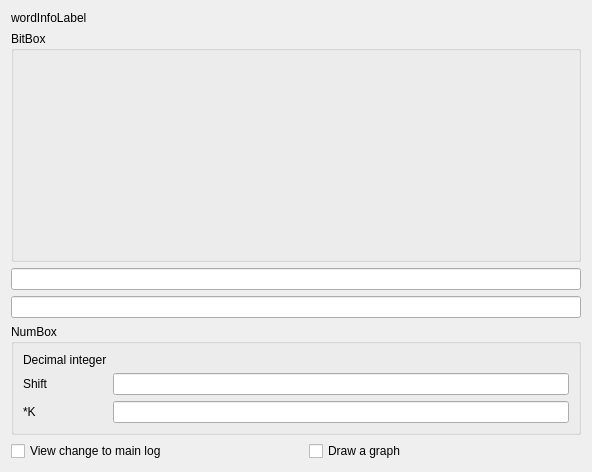
This is masksettingsdialog.ui in nghtsnw/etrodiag as Qt 5 draws it before an edit. The edited form follows.
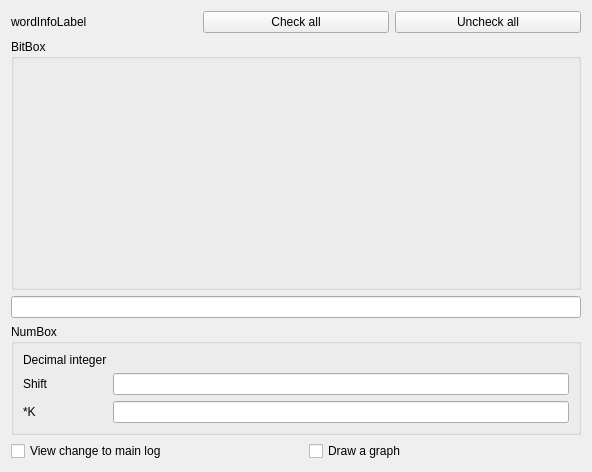
This is the edited form.

Diff of the .ui file:
```diff
--- a/masksettingsdialog.ui
+++ b/masksettingsdialog.ui
@@ -19,45 +19,32 @@
   <property name="windowTitle">
    <string>Dialog</string>
   </property>
-  <layout class="QVBoxLayout" name="verticalLayout">
-   <item>
-    <widget class="QLabel" name="wordInfo">
-     <property name="sizePolicy">
-      <sizepolicy hsizetype="Preferred" vsizetype="Fixed">
-       <horstretch>0</horstretch>
-       <verstretch>0</verstretch>
-      </sizepolicy>
+  <layout class="QGridLayout" name="gridLayout">
+   <item row="5" column="0" colspan="3">
+    <layout class="QHBoxLayout" name="typeChangeLayout">
+     <property name="spacing">
+      <number>26</number>
      </property>
-     <property name="text">
-      <string>wordInfoLabel</string>
+     <property name="sizeConstraint">
+      <enum>QLayout::SetMaximumSize</enum>
      </property>
-    </widget>
+     <item>
+      <widget class="QCheckBox" name="logCheckBox">
+       <property name="text">
+        <string>View change to main log</string>
+       </property>
+      </widget>
+     </item>
+     <item>
+      <widget class="QCheckBox" name="drawGraphCheckBox">
+       <property name="text">
+        <string>Draw a graph</string>
+       </property>
+      </widget>
+     </item>
+    </layout>
    </item>
-   <item>
-    <widget class="QGroupBox" name="dynamicMaskForm">
-     <property name="sizePolicy">
-      <sizepolicy hsizetype="Preferred" vsizetype="Preferred">
-       <horstretch>0</horstretch>
-       <verstretch>0</verstretch>
-      </sizepolicy>
-     </property>
-     <property name="title">
-      <string>BitBox</string>
-     </property>
-     <layout class="QGridLayout" name="dynamicMaskFormLay">
-      <property name="sizeConstraint">
-       <enum>QLayout::SetDefaultConstraint</enum>
-      </property>
-     </layout>
-    </widget>
-   </item>
-   <item>
-    <widget class="QLineEdit" name="maskName"/>
-   </item>
-   <item>
-    <widget class="QLineEdit" name="binNum"/>
-   </item>
-   <item>
+   <item row="4" column="0" colspan="3">
     <widget class="QGroupBox" name="numberSettingsBox">
      <property name="sizePolicy">
       <sizepolicy hsizetype="Preferred" vsizetype="Fixed">
@@ -106,29 +93,53 @@
      </layout>
     </widget>
    </item>
-   <item>
-    <layout class="QHBoxLayout" name="typeChangeLayout">
-     <property name="spacing">
-      <number>26</number>
+   <item row="0" column="2">
+    <widget class="QPushButton" name="uncheckAllButton">
+     <property name="text">
+      <string>Uncheck all</string>
      </property>
-     <property name="sizeConstraint">
-      <enum>QLayout::SetMaximumSize</enum>
+    </widget>
+   </item>
+   <item row="0" column="1">
+    <widget class="QPushButton" name="checkAllButton">
+     <property name="text">
+      <string>Check all</string>
      </property>
-     <item>
-      <widget class="QCheckBox" name="logCheckBox">
-       <property name="text">
-        <string>View change to main log</string>
-       </property>
-      </widget>
-     </item>
-     <item>
-      <widget class="QCheckBox" name="drawGraphCheckBox">
-       <property name="text">
-        <string>Draw a graph</string>
-       </property>
-      </widget>
-     </item>
-    </layout>
+    </widget>
+   </item>
+   <item row="2" column="0" colspan="3">
+    <widget class="QGroupBox" name="dynamicMaskForm">
+     <property name="sizePolicy">
+      <sizepolicy hsizetype="Preferred" vsizetype="Preferred">
+       <horstretch>0</horstretch>
+       <verstretch>0</verstretch>
+      </sizepolicy>
+     </property>
+     <property name="title">
+      <string>BitBox</string>
+     </property>
+     <layout class="QGridLayout" name="dynamicMaskFormLay">
+      <property name="sizeConstraint">
+       <enum>QLayout::SetDefaultConstraint</enum>
+      </property>
+     </layout>
+    </widget>
+   </item>
+   <item row="0" column="0">
+    <widget class="QLabel" name="wordInfo">
+     <property name="sizePolicy">
+      <sizepolicy hsizetype="Preferred" vsizetype="Fixed">
+       <horstretch>0</horstretch>
+       <verstretch>0</verstretch>
+      </sizepolicy>
+     </property>
+     <property name="text">
+      <string>wordInfoLabel</string>
+     </property>
+    </widget>
+   </item>
+   <item row="3" column="0" colspan="3">
+    <widget class="QLineEdit" name="maskName"/>
    </item>
   </layout>
  </widget>
```
